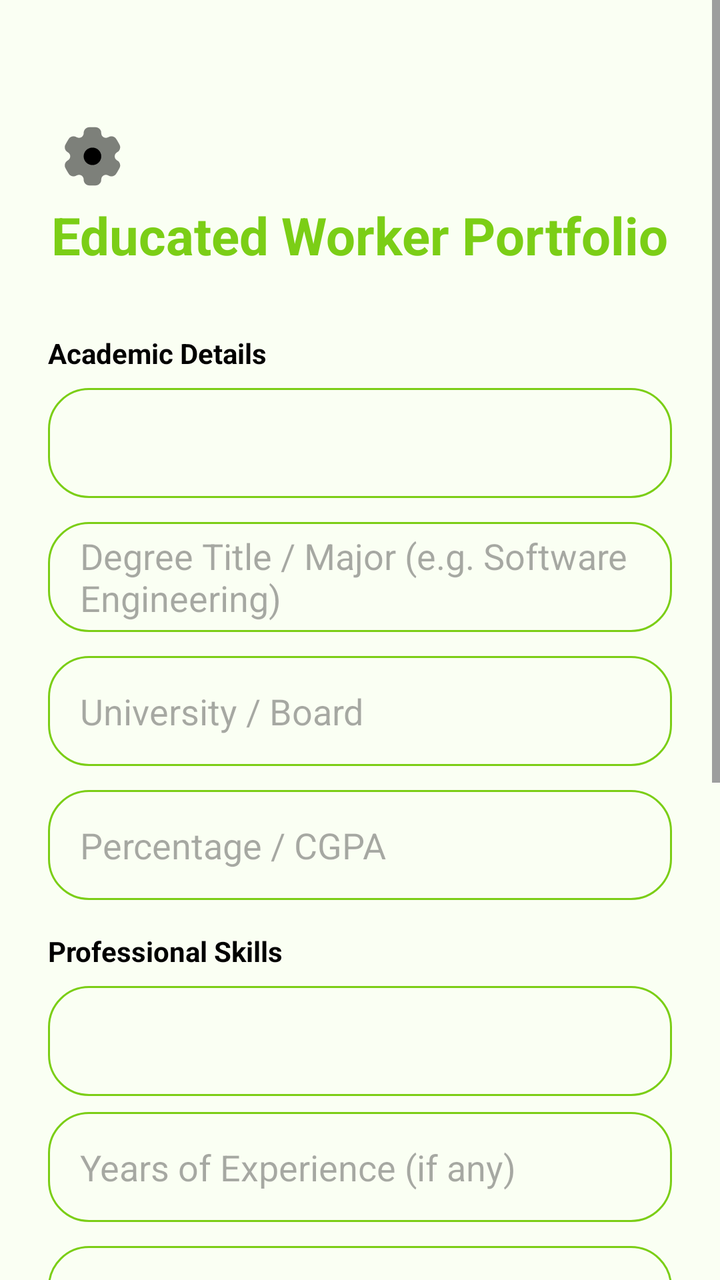
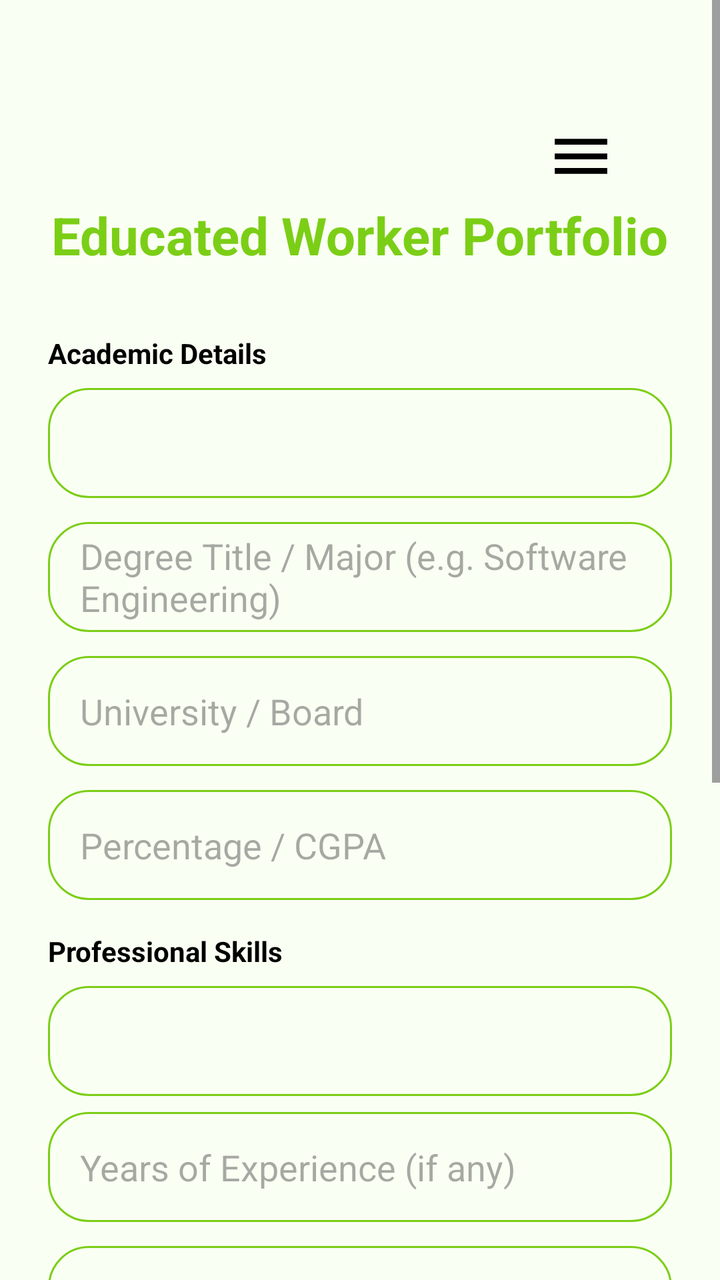

Before-and-after screenshots of an Android layout around one commit, followed by the original layout XML and the change that was made.
<!-- AndroidManifest.xml: application theme Theme.RozgarConnector -->
<!-- res/layout/activity_educated_worker_profile.xml -->
<?xml version="1.0" encoding="utf-8"?>
<ScrollView xmlns:android="http://schemas.android.com/apk/res/android"
    xmlns:app="http://schemas.android.com/apk/res-auto"
    android:layout_width="match_parent"
    android:layout_height="match_parent"
    android:background="@color/white"
    android:fillViewport="true">

    <LinearLayout
        android:layout_width="match_parent"
        android:layout_height="wrap_content"
        android:orientation="vertical"
        android:padding="24dp">
        <ImageView
            android:id="@+id/btnSettings"
            android:layout_width="43dp"
            android:layout_height="44dp"
            android:layout_marginTop="32dp"
            android:layout_marginEnd="24dp"
            android:padding="4dp"
            android:src="@drawable/ic_settings"
            app:layout_constraintEnd_toEndOf="parent"
            app:layout_constraintTop_toTopOf="parent"
            app:tint="@color/black" />
        <TextView
            android:layout_width="wrap_content"
            android:layout_height="wrap_content"
            android:text="Educated Worker Portfolio"
            android:textColor="@color/primary_green"
            android:textSize="26sp"
            android:textStyle="bold"
            android:layout_gravity="center"
            android:layout_marginBottom="32dp"/>

        
        <TextView
            android:id="@+id/academicHeader"
            android:layout_width="wrap_content"
            android:layout_height="wrap_content"
            android:text="Academic Details"
            android:textStyle="bold"
            android:textColor="@color/black"
            android:layout_marginBottom="8dp"/>

        <Spinner
            android:id="@+id/spinnerLastDegree"
            android:layout_width="match_parent"
            android:layout_height="55dp"
            android:background="@drawable/edittext_border"
            android:layout_marginBottom="12dp"/>

        <EditText
            android:id="@+id/etDegreeTitle"
            android:layout_width="match_parent"
            android:layout_height="55dp"
            android:hint="Degree Title / Major (e.g. Software Engineering)"
            android:background="@drawable/edittext_border"
            android:paddingStart="16dp"
            android:layout_marginBottom="12dp"/>

        <EditText
            android:id="@+id/etBoardUniversity"
            android:layout_width="match_parent"
            android:layout_height="55dp"
            android:hint="University / Board"
            android:background="@drawable/edittext_border"
            android:paddingStart="16dp"
            android:layout_marginBottom="12dp"/>

        <EditText
            android:id="@+id/etPercentage"
            android:layout_width="match_parent"
            android:layout_height="55dp"
            android:hint="Percentage / CGPA"
            android:inputType="numberDecimal"
            android:background="@drawable/edittext_border"
            android:paddingStart="16dp"
            android:layout_marginBottom="16dp"/>

        
        <TextView
            android:layout_width="wrap_content"
            android:layout_height="wrap_content"
            android:text="Professional Skills"
            android:textStyle="bold"
            android:textColor="@color/black"
            android:layout_marginBottom="8dp"/>

        <Spinner
            android:id="@+id/spinnerSkillCategory"
            android:layout_width="match_parent"
            android:layout_height="55dp"
            android:background="@drawable/edittext_border"
            android:layout_marginBottom="8dp"/>

        <EditText
            android:id="@+id/etCustomSkill"
            android:layout_width="match_parent"
            android:layout_height="55dp"
            android:hint="Type your skill (if not in list)..."
            android:background="@drawable/edittext_border"
            android:paddingStart="16dp"
            android:visibility="gone"
            android:layout_marginBottom="12dp"/>

        
        <EditText
            android:id="@+id/etExperienceYears"
            android:layout_width="match_parent"
            android:layout_height="55dp"
            android:hint="Years of Experience (if any)"
            android:inputType="number"
            android:background="@drawable/edittext_border"
            android:paddingStart="16dp"
            android:layout_marginBottom="12dp"/>

        <EditText
            android:id="@+id/etLastWorkPlace"
            android:layout_width="match_parent"
            android:layout_height="55dp"
            android:hint="Last place of work (if experienced)"
            android:background="@drawable/edittext_border"
            android:paddingStart="16dp"
            android:visibility="gone"
            android:layout_marginBottom="12dp"/>

        <EditText
            android:id="@+id/etProfessionalDescription"
            android:layout_width="match_parent"
            android:layout_height="120dp"
            android:hint="Tell us about yourself / Description"
            android:gravity="top"
            android:padding="16dp"
            android:background="@drawable/edittext_border"
            android:layout_marginBottom="16dp"/>

        
        <CheckBox
            android:id="@+id/cbSurety"
            android:layout_width="match_parent"
            android:layout_height="wrap_content"
            android:text="I hereby declare that all information provided is true and accurate. In case of any misinformation, my account can be deleted."
            android:textColor="@color/black"
            android:textSize="12sp"
            android:layout_marginBottom="8dp"/>

        <TextView
            android:layout_width="match_parent"
            android:layout_height="wrap_content"
            android:text="Note: If you attempt any fraud or break the law, legal action will be taken against you by the police. The app will track your activities for security."
            android:textColor="@color/red"
            android:textSize="11sp"
            android:textStyle="italic"
            android:layout_marginBottom="20dp"/>

        <Button
            android:id="@+id/btnUploadLastDegreeImage"
            style="@style/Widget.MaterialComponents.Button.OutlinedButton"
            android:layout_width="match_parent"
            android:layout_height="55dp"
            android:text="UPLOAD LAST DEGREE PHOTO"
            app:strokeColor="@color/primary_green"
            android:textColor="@color/primary_green"
            android:layout_marginBottom="12dp" />

        <ImageView
            android:id="@+id/imgDegreePreview"
            android:layout_width="match_parent"
            android:layout_height="150dp"
            android:visibility="gone"
            android:scaleType="centerInside"
            android:background="#F5F5F5"
            android:layout_marginBottom="24dp" />

        <Button
            android:id="@+id/btnSubmitPortfolio"
            android:layout_width="match_parent"
            android:layout_height="60dp"
            android:text="COMPLETE PORTFOLIO"
            android:background="@drawable/glass_bg"
            android:textStyle="bold"
            android:backgroundTint="@color/primary_green"
            app:cornerRadius="10dp"
            android:layout_marginBottom="20dp"/>

    </LinearLayout>
</ScrollView>
<!-- resources referenced by this layout -->
<resources>
  <color name="black">#FF000000</color>
  <color name="primary_green">#7BCE16</color>
  <color name="red">#FF0000</color>
  <color name="white">#FAFFF3</color>
  <!-- drawable edittext_border (drawable) -->
  <shape xmlns:android="http://schemas.android.com/apk/res/android">
      <stroke android:width="1dp" android:color="#7BCE16"/>
      <corners android:radius="20dp"/>
      <padding android:left="10dp" android:right="10dp"/>
  </shape>
  <!-- drawable glass_bg (drawable) -->
  <?xml version="1.0" encoding="utf-8"?>
  <shape xmlns:android="http://schemas.android.com/apk/res/android">
  
      <solid android:color="#7BCE16" />
  
      <corners android:radius="30dp" />
  
  
      <stroke
          android:width="4dp"
          android:color="#A22B6D14"/>
  </shape>
  <!-- drawable ic_settings: vector/xml drawable (drawable, 2376 chars, omitted) -->
  <style name="Theme.RozgarConnector" parent="Base.Theme.RozgarConnector" />
  <style name="Base.Theme.RozgarConnector" parent="Theme.Material3.DayNight.NoActionBar">
          
          <item name="colorPrimary">@color/primary_green</item>
      </style>
</resources>

<!-- the commit's change to res/layout/activity_educated_worker_profile.xml (unified diff, before → after) -->
@@ -17,10 +17,9 @@
             android:layout_height="44dp"
             android:layout_marginTop="32dp"
             android:layout_marginEnd="24dp"
+            android:layout_gravity="end"
             android:padding="4dp"
-            android:src="@drawable/ic_settings"
-            app:layout_constraintEnd_toEndOf="parent"
-            app:layout_constraintTop_toTopOf="parent"
+            android:src="@drawable/ic_menu"
             app:tint="@color/black" />
         <TextView
             android:layout_width="wrap_content"
<!-- resource entries referenced after the edit -->
@@ -23,7 +23,16 @@
           android:width="4dp"
           android:color="#A22B6D14"/>
   </shape>
-  <!-- drawable ic_settings: vector/xml drawable (drawable, 2376 chars, omitted) -->
+  <!-- drawable ic_menu (drawable) -->
+  <vector xmlns:android="http://schemas.android.com/apk/res/android"
+      android:width="24dp"
+      android:height="24dp"
+      android:viewportWidth="24"
+      android:viewportHeight="24">
+      <path
+          android:fillColor="#000000"
+          android:pathData="M3,18h18v-2H3v2zM3,13h18v-2H3v2zM3,6v2h18V6H3z" />
+  </vector>
   <style name="Theme.RozgarConnector" parent="Base.Theme.RozgarConnector" />
   <style name="Base.Theme.RozgarConnector" parent="Theme.Material3.DayNight.NoActionBar">
           
